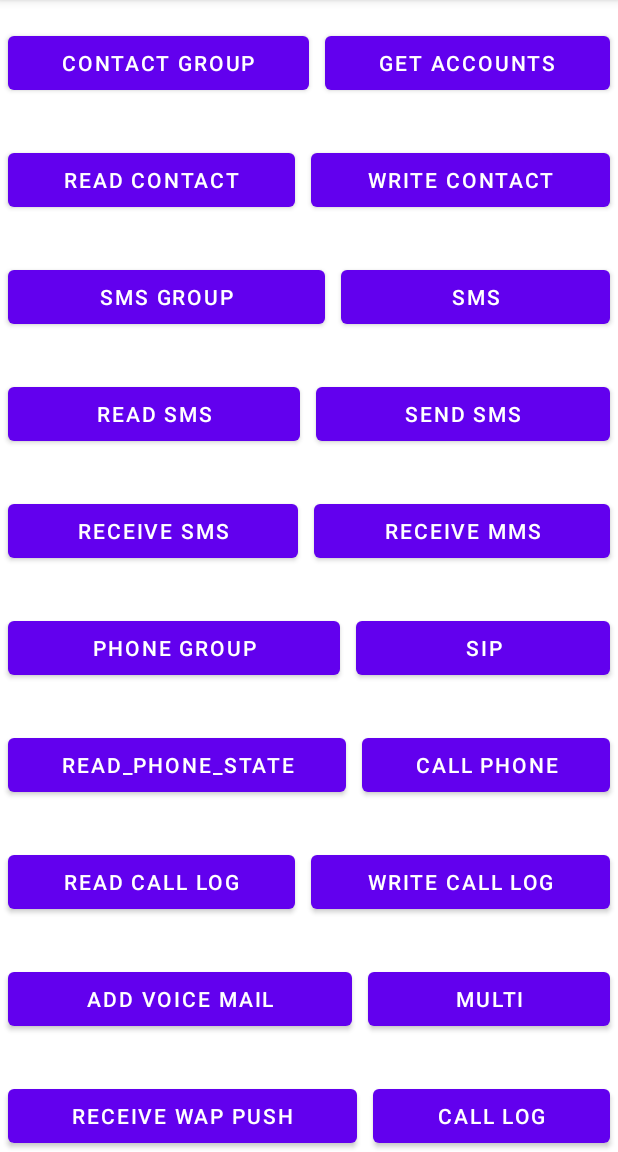
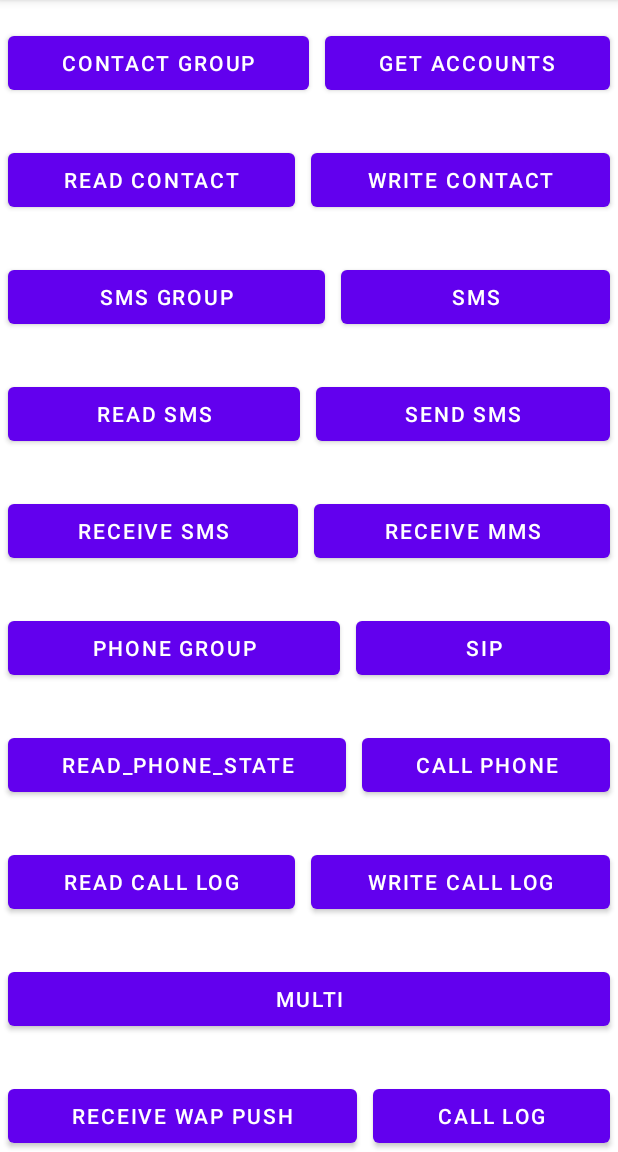
Before and after one commit to avijaiswal/Android_Runtime_Permission, an Android app: the screen it shows after launch (MainActivity), scrolled down 402 dp, on a phone screen of 412 x 824 dp, the part 84-1236 px from its top. Run offline under Robolectric (Android 15) with nearby library versions, the phone set to English and light mode, and no system bars.

Commit message:
removed unused permissions

```diff
--- a/app/src/main/AndroidManifest.xml
+++ b/app/src/main/AndroidManifest.xml
@@ -14,7 +14,6 @@
     <uses-permission android:name="android.permission.CALL_PHONE"/>
     <uses-permission android:name="android.permission.USE_SIP"/>
     <uses-permission android:name="android.permission.READ_PHONE_STATE"/>
-    <uses-permission android:name="android.permission.ADD_VOICEMAIL"/>
     <!-- phone group permission end-->
 
     <!-- location group permission start-->
--- a/app/src/main/java/com/app/permissions/MainActivity.kt
+++ b/app/src/main/java/com/app/permissions/MainActivity.kt
@@ -129,9 +129,6 @@ class MainActivity : AppCompatActivity(), IPermissionCallbacks {
             permissionUtil.requestForPermission(PermissionType.READ_PHONE_STATE, this, true)
         })
 
-        add_voice_mail.setOnClickListener({
-            permissionUtil.requestForPermission(PermissionType.ADD_VOICE_MAIL, this, true)
-        })
 
         multi.setOnClickListener({
             val requestType = arrayOf(PermissionType.CAMERA, PermissionType.CONTACTS_GROUP, PermissionType.STORAGE_GROUP, PermissionType.SMS_GROUP)
--- a/app/src/main/res/layout/activity_main.xml
+++ b/app/src/main/res/layout/activity_main.xml
@@ -344,13 +344,6 @@
                 android:orientation="horizontal"
                 android:layout_height="wrap_content"
                 android:layout_marginTop="30dp">
-                <Button
-                    android:layout_marginHorizontal="5dp"
-                    android:id="@+id/add_voice_mail"
-                    android:layout_width="wrap_content"
-                    android:layout_height="wrap_content"
-                    android:text="ADD VOICE MAIL"
-                    android:layout_weight="1"/>
 
                 <Button
                     android:layout_marginHorizontal="5dp"
@@ -358,7 +351,7 @@
                     android:layout_width="wrap_content"
                     android:layout_height="wrap_content"
                     android:text="MULTI"
-                    android:layout_weight="1" />
+                    android:layout_weight="2" />
 
             </LinearLayout>
 
```
